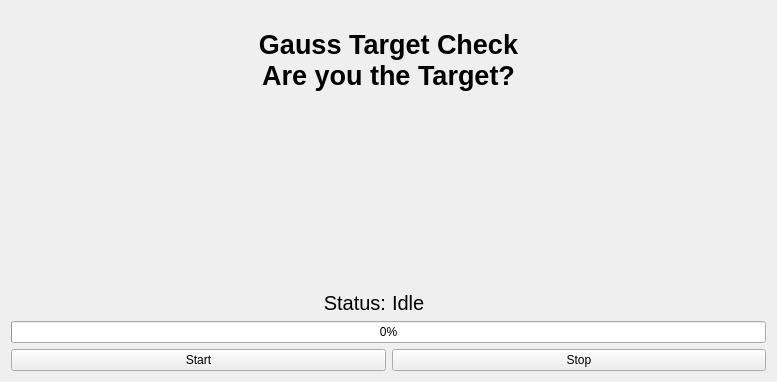
The window that application/gaussCrack/mainwindow.ui (lightswitch05/gaussCrack) describes before a commit, drawn with Qt 5.
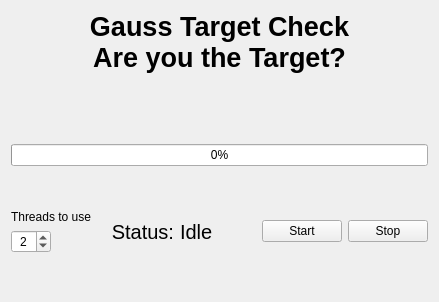
The same window after the commit.

Commit message:
Can now change number of hash threads.
The user can now choose how many hash threads to run. Default of 2.

Patch:
```diff
--- a/application/gaussCrack/mainwindow.ui
+++ b/application/gaussCrack/mainwindow.ui
@@ -6,8 +6,8 @@
    <rect>
     <x>0</x>
     <y>0</y>
-    <width>777</width>
-    <height>382</height>
+    <width>439</width>
+    <height>302</height>
    </rect>
   </property>
   <property name="windowTitle">
@@ -42,6 +42,19 @@
       </property>
      </widget>
     </item>
+    <item>
+     <spacer name="verticalSpacer_3">
+      <property name="orientation">
+       <enum>Qt::Vertical</enum>
+      </property>
+      <property name="sizeHint" stdset="0">
+       <size>
+        <width>20</width>
+        <height>40</height>
+       </size>
+      </property>
+     </spacer>
+    </item>
     <item>
      <widget class="QLabel" name="targetFoundLabel">
       <property name="font">
@@ -63,7 +76,80 @@
      </widget>
     </item>
     <item>
-     <layout class="QHBoxLayout" name="horizontalLayout_2">
+     <layout class="QHBoxLayout" name="horizontalLayout_3">
+      <item>
+       <widget class="QProgressBar" name="progressBar">
+        <property name="value">
+         <number>0</number>
+        </property>
+       </widget>
+      </item>
+     </layout>
+    </item>
+    <item>
+     <layout class="QHBoxLayout" name="horizontalLayout">
+      <item>
+       <layout class="QVBoxLayout" name="verticalLayout_2">
+        <item>
+         <spacer name="verticalSpacer_2">
+          <property name="orientation">
+           <enum>Qt::Vertical</enum>
+          </property>
+          <property name="sizeHint" stdset="0">
+           <size>
+            <width>20</width>
+            <height>40</height>
+           </size>
+          </property>
+         </spacer>
+        </item>
+        <item>
+         <widget class="QLabel" name="staticLabel2">
+          <property name="text">
+           <string>Threads to use</string>
+          </property>
+          <property name="alignment">
+           <set>Qt::AlignBottom|Qt::AlignHCenter</set>
+          </property>
+         </widget>
+        </item>
+        <item>
+         <widget class="QSpinBox" name="threadSpinBox">
+          <property name="maximumSize">
+           <size>
+            <width>40</width>
+            <height>16777215</height>
+           </size>
+          </property>
+          <property name="alignment">
+           <set>Qt::AlignCenter</set>
+          </property>
+          <property name="minimum">
+           <number>1</number>
+          </property>
+          <property name="maximum">
+           <number>10</number>
+          </property>
+          <property name="value">
+           <number>2</number>
+          </property>
+         </widget>
+        </item>
+        <item>
+         <spacer name="verticalSpacer">
+          <property name="orientation">
+           <enum>Qt::Vertical</enum>
+          </property>
+          <property name="sizeHint" stdset="0">
+           <size>
+            <width>20</width>
+            <height>40</height>
+           </size>
+          </property>
+         </spacer>
+        </item>
+       </layout>
+      </item>
       <item>
        <widget class="QLabel" name="staticLabel1">
         <property name="font">
@@ -75,7 +161,7 @@
          <string>Status:</string>
         </property>
         <property name="alignment">
-         <set>Qt::AlignBottom|Qt::AlignRight|Qt::AlignTrailing</set>
+         <set>Qt::AlignRight|Qt::AlignTrailing|Qt::AlignVCenter</set>
         </property>
        </widget>
       </item>
@@ -93,21 +179,10 @@
          <bool>true</bool>
         </property>
         <property name="alignment">
-         <set>Qt::AlignBottom|Qt::AlignLeading|Qt::AlignLeft</set>
+         <set>Qt::AlignLeading|Qt::AlignLeft|Qt::AlignVCenter</set>
         </property>
        </widget>
       </item>
-     </layout>
-    </item>
-    <item>
-     <widget class="QProgressBar" name="progressBar">
-      <property name="value">
-       <number>0</number>
-      </property>
-     </widget>
-    </item>
-    <item>
-     <layout class="QHBoxLayout" name="horizontalLayout">
       <item>
        <widget class="QPushButton" name="startButton">
         <property name="text">
```
Left out of the diff: 5 changed lines with no effect on the pictures. The commit also changes 3 other files.
